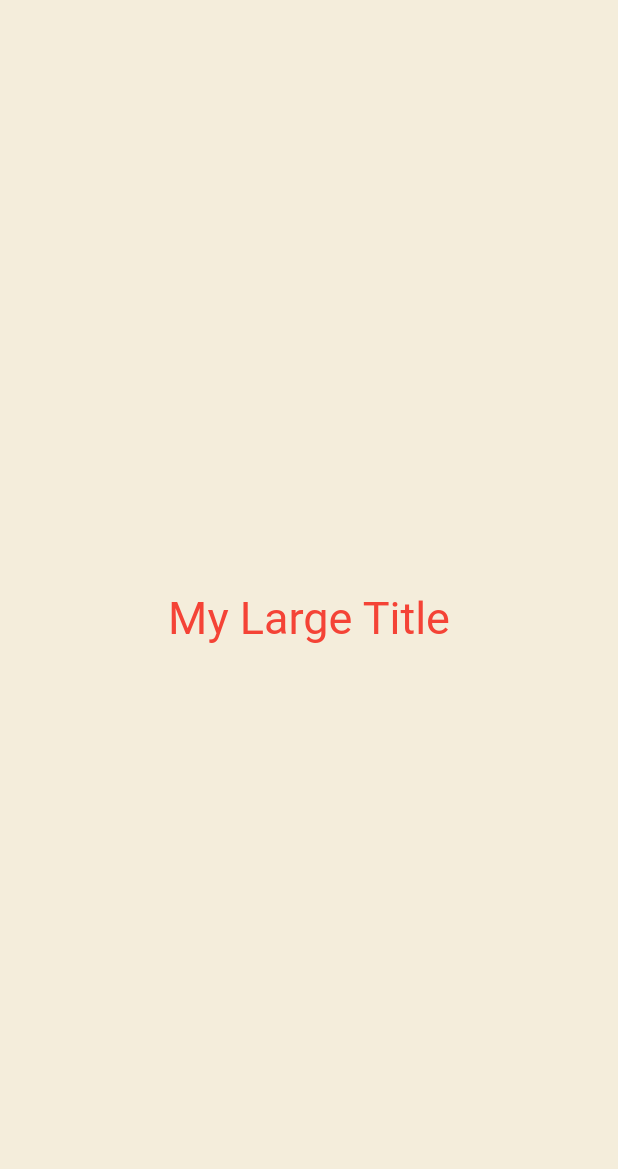
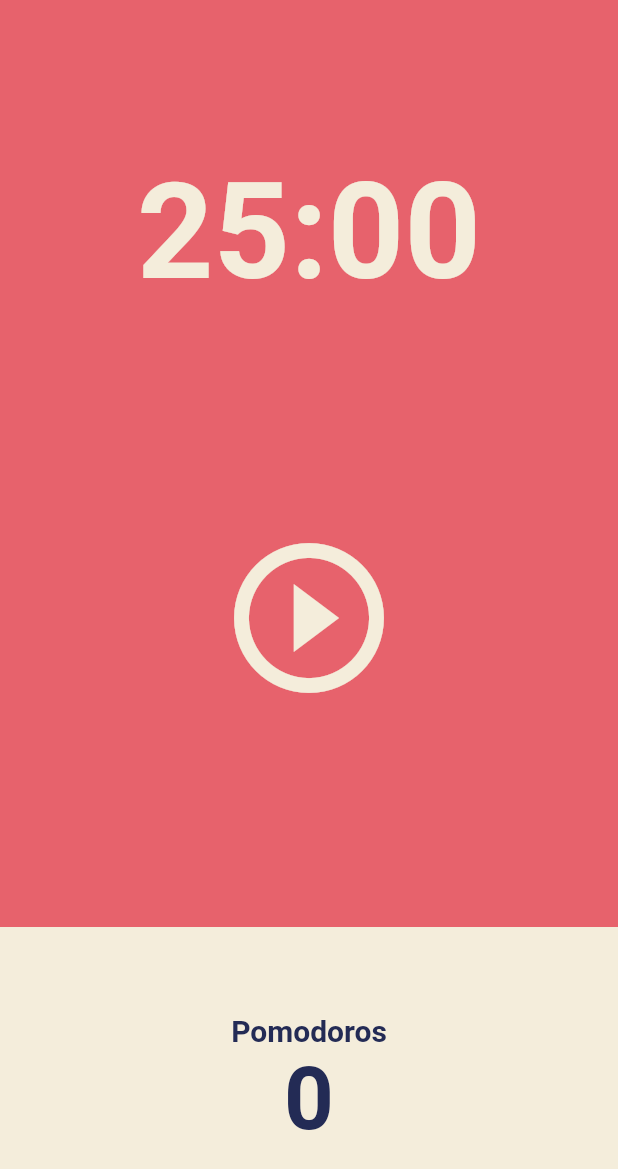
Before and after one commit to grandff/sample-flutter, a Flutter app: the screen it shows after launch, on a phone screen of 412 x 824 dp. Shown: the top 1169 px of the screen. Run offline on Flutter 3.47's test engine with Material 2 defaults, Android fonts, the phone set to English and light mode, and no system bars.

Commit message:
Feat: 5.0 User Interface

```diff
--- /dev/null
+++ b/lib/backup/main2.dart
@@ -0,0 +1,64 @@
+import 'package:flutter/material.dart';
+
+void main() {
+  runApp(const App());
+}
+
+class App extends StatefulWidget {
+  const App({super.key});
+
+  @override
+  State<App> createState() => _App();
+}
+
+class _App extends State<App> {
+  int counter = 0;
+
+  void onClicked() {
+    setState(() {
+      counter = counter + 1;
+    });
+  }
+
+  @override
+  Widget build(BuildContext context) {
+    return MaterialApp(
+      // 테마지정
+      theme: ThemeData(
+        textTheme: const TextTheme(
+          titleLarge: TextStyle(
+            color: Colors.red,
+          ),
+        ),
+      ),
+      home: Scaffold(
+        backgroundColor: const Color(0xFFF4EDDB),
+        body: Center(
+          child: Column(
+            mainAxisAlignment: MainAxisAlignment.center,
+            children: const [
+              MyLargeTitle(),
+            ],
+          ),
+        ),
+      ),
+    );
+  }
+}
+
+class MyLargeTitle extends StatelessWidget {
+  const MyLargeTitle({
+    Key? key,
+  }) : super(key: key);
+
+  @override
+  Widget build(BuildContext context) {
+    return Text(
+      'My Large Title',
+      style: TextStyle(
+          fontSize: 30,
+          color: Theme.of(context).textTheme.titleLarge?.color // theme 속성에 접근
+          ),
+    );
+  }
+}
--- a/lib/main.dart
+++ b/lib/main.dart
@@ -1,64 +1,26 @@
 import 'package:flutter/material.dart';
+import 'package:sample_flutter/screens/home_screen.dart';
 
 void main() {
   runApp(const App());
 }
 
-class App extends StatefulWidget {
+class App extends StatelessWidget {
   const App({super.key});
-
-  @override
-  State<App> createState() => _App();
-}
-
-class _App extends State<App> {
-  int counter = 0;
-
-  void onClicked() {
-    setState(() {
-      counter = counter + 1;
-    });
-  }
 
   @override
   Widget build(BuildContext context) {
     return MaterialApp(
-      // 테마지정
       theme: ThemeData(
+        backgroundColor: const Color(0xFFE7626C),
         textTheme: const TextTheme(
-          titleLarge: TextStyle(
-            color: Colors.red,
+          headline1: TextStyle(
+            color: Color(0xFF232B55),
           ),
         ),
+        cardColor: const Color(0xFFF4EDDB),
       ),
-      home: Scaffold(
-        backgroundColor: const Color(0xFFF4EDDB),
-        body: Center(
-          child: Column(
-            mainAxisAlignment: MainAxisAlignment.center,
-            children: const [
-              MyLargeTitle(),
-            ],
-          ),
-        ),
-      ),
+      home: const HomeScreen(),
     );
   }
 }
-
-class MyLargeTitle extends StatelessWidget {
-  const MyLargeTitle({
-    Key? key,
-  }) : super(key: key);
-
-  @override
-  Widget build(BuildContext context) {
-    return Text(
-      'My Large Title',
-      style: TextStyle(
-          fontSize: 30,
-          color: Theme.of(context).textTheme.titleLarge?.color // theme 속성에 접근
-          ),
-    );
-  }
-}
--- /dev/null
+++ b/lib/screens/home_screen.dart
@@ -0,0 +1,84 @@
+import 'package:flutter/material.dart';
+
+class HomeScreen extends StatefulWidget {
+  const HomeScreen({super.key});
+
+  @override
+  State<HomeScreen> createState() => _HomeScreenState();
+}
+
+class _HomeScreenState extends State<HomeScreen> {
+  @override
+  Widget build(BuildContext context) {
+    return Scaffold(
+      backgroundColor: Theme.of(context).backgroundColor, // main에서 설정한 배경화면 가져옴
+      body: Column(
+        children: [
+          Flexible(
+            flex: 1,
+            child: Container(
+              alignment:
+                  Alignment.bottomCenter, // 텍스트가 디바이스 최상단에 가는 현상을 막기 위해 정렬처리
+              child: Text(
+                '25:00',
+                style: TextStyle(
+                  color: Theme.of(context).cardColor,
+                  fontSize: 89,
+                  fontWeight: FontWeight.w600,
+                ),
+              ),
+            ),
+          ),
+          Flexible(
+            flex: 2,
+            child: Center(
+              child: IconButton(
+                color: Theme.of(context).cardColor,
+                iconSize: 120,
+                icon: const Icon(Icons.play_circle_outline),
+                onPressed: () {},
+              ),
+            ),
+          ),
+          Flexible(
+            flex: 1,
+            child: Row(
+              // 하단 전체를 감싸주기 위해 Row로 컨테이너를 감싸줌
+              children: [
+                Expanded(
+                  // Row로 디바이스 가로 전체를 감싸주는 위젯
+                  child: Container(
+                    decoration: BoxDecoration(
+                      color: Theme.of(context).cardColor,
+                    ),
+                    child: Column(
+                      mainAxisAlignment: MainAxisAlignment.center,
+                      children: [
+                        Text(
+                          'Pomodoros',
+                          style: TextStyle(
+                            fontSize: 20,
+                            fontWeight: FontWeight.w600,
+                            color: Theme.of(context).textTheme.headline1!.color,
+                          ),
+                        ),
+                        Text(
+                          '0',
+                          style: TextStyle(
+                            fontSize: 58,
+                            fontWeight: FontWeight.w600,
+                            color: Theme.of(context).textTheme.headline1!.color,
+                          ),
+                        ),
+                      ],
+                    ),
+                  ),
+                ),
+              ],
+            ),
+          )
+        ],
+      ),
+    );
+  }
+}
```
Also changed, not shown: 1 other file.
